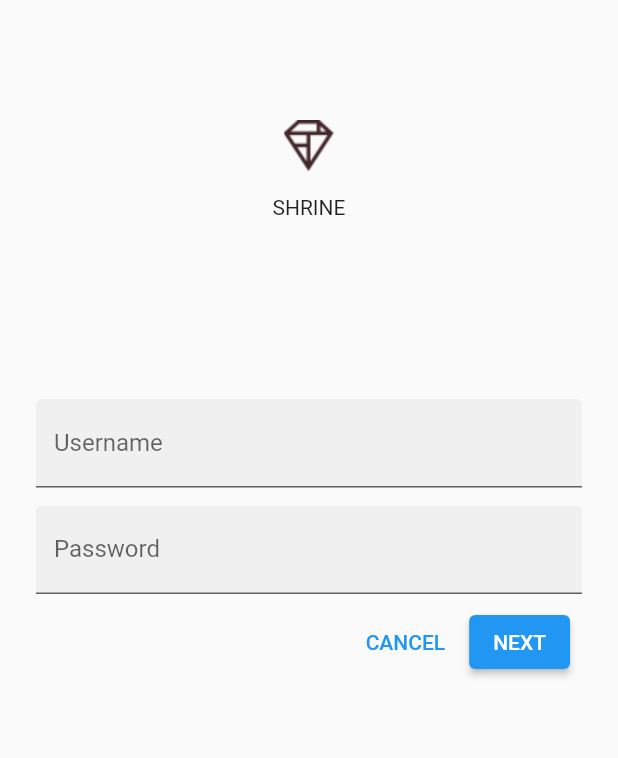
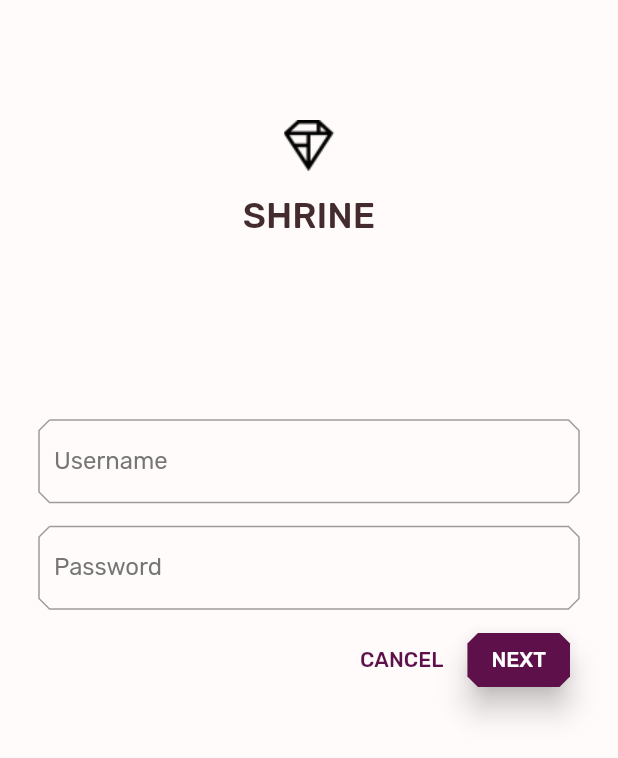
Before and after one commit to TheOutl4nder/mdc_100_series, a Flutter app: the screen it shows after launch, after a tap on "CANCEL", on a phone screen of 412 x 824 dp. Shown: the top 758 px of the screen. Run offline on Flutter 3.47's test engine with Material 2 defaults, Android fonts, the phone set to English and light mode, and no system bars.

Commit message:
mdc 3 done
issues found on applying color to homepage, issue already reported here:
https://github.com/material-components/material-components-flutter-codelabs/issues/258

```diff
--- a/lib/app.dart
+++ b/lib/app.dart
@@ -13,9 +13,11 @@
 // limitations under the License.
 
 import 'package:flutter/material.dart';
+import 'supplemental/cut_corners_border.dart';
 
 import 'home.dart';
 import 'login.dart';
+import 'colors.dart';
 
 // TODO: Convert ShrineApp to stateful widget (104)
 class ShrineApp extends StatelessWidget {
@@ -32,7 +34,7 @@ class ShrineApp extends StatelessWidget {
       // TODO: Change backLayer field value to CategoryMenuPage (104)
       initialRoute: '/login',
       onGenerateRoute: _getRoute,
-      // TODO: Add a theme (103)
+      theme: _kShrineTheme,
     );
   }
 
@@ -49,5 +51,55 @@ class ShrineApp extends StatelessWidget {
   }
 }
 
-// TODO: Build a Shrine Theme (103)
+final ThemeData _kShrineTheme = _buildShrineTheme();
+
+ThemeData _buildShrineTheme() {
+  final ThemeData base = ThemeData.light();
+  return base.copyWith(
+    colorScheme: base.colorScheme.copyWith(
+      primary: kShrinePurple,
+      secondary: kShrinePurple,
+      error: kShrineErrorRed,
+    ),
+    scaffoldBackgroundColor: kShrineSurfaceWhite,
+    textTheme: _buildShrineTextTheme(base.textTheme),
+    textSelectionTheme: const TextSelectionThemeData(
+      selectionColor: kShrinePurple,
+    ),
+    inputDecorationTheme: const InputDecorationTheme(
+      focusedBorder: CutCornersBorder(
+        borderSide: BorderSide(
+          width: 2.0,
+          color: kShrinePurple,
+        ),
+      ),
+      border: CutCornersBorder(),
+    ),
+  );
+}
+
+
+
 // TODO: Build a Shrine Text Theme (103)
+TextTheme _buildShrineTextTheme(TextTheme base) {
+  return base.copyWith(
+    headline5: base.headline5!.copyWith(
+      fontWeight: FontWeight.w500,
+    ),
+    headline6: base.headline6!.copyWith(
+      fontSize: 18.0,
+    ),
+    caption: base.caption!.copyWith(
+      fontWeight: FontWeight.w400,
+      fontSize: 14.0,
+    ),
+    bodyText1: base.bodyText1!.copyWith(
+      fontWeight: FontWeight.w500,
+      fontSize: 16.0,
+    ),
+  ).apply(
+    fontFamily: 'Rubik',
+    displayColor: kShrineBrown900,
+    bodyColor: kShrineBrown900,
+  );
+}
--- /dev/null
+++ b/lib/colors.dart
@@ -0,0 +1,15 @@
+import 'package:flutter/material.dart';
+
+const kShrinePink50 = Color(0xFFFEEAE6);
+const kShrinePink100 = Color(0xFFFEDBD0);
+const kShrinePink300 = Color(0xFFFBB8AC);
+const kShrinePink400 = Color(0xFFEAA4A4);
+
+const kShrineBrown900 = Color(0xFF442B2D);
+
+const kShrineErrorRed = Color(0xFFC5032B);
+
+const kShrineSurfaceWhite = Color(0xFFFFFBFA);
+const kShrineBackgroundWhite = Colors.white;
+const kShrinePurple = Color(0xFF5D1049);
+const kShrineBlack = Color(0xFF000000);
--- a/lib/home.dart
+++ b/lib/home.dart
@@ -1,92 +1,24 @@
-// Copyright 2018-present the Flutter authors. All Rights Reserved.
-//
-// Licensed under the Apache License, Version 2.0 (the "License");
-// you may not use this file except in compliance with the License.
-// You may obtain a copy of the License at
-//
-// http://www.apache.org/licenses/LICENSE-2.0
-//
-// Unless required by applicable law or agreed to in writing, software
-// distributed under the License is distributed on an "AS IS" BASIS,
-// WITHOUT WARRANTIES OR CONDITIONS OF ANY KIND, either express or implied.
-// See the License for the specific language governing permissions and
-// limitations under the License.
-
 import 'package:flutter/material.dart';
-import 'package:flutter/material.dart';
-import 'package:intl/intl.dart';
+import 'package:flutter/services.dart';
 
 import 'model/products_repository.dart';
 import 'model/product.dart';
+import 'supplemental/asymmetric_view.dart';
+
+import 'colors.dart';
 
 class HomePage extends StatelessWidget {
   const HomePage({Key? key}) : super(key: key);
 
-  List<Card> _buildGridCards(BuildContext context) {
-    List<Product> products = ProductsRepository.loadProducts(Category.all);
+  // TODO: Add a variable for Category (104)
 
-    if (products.isEmpty) {
-      return const <Card>[];
-    }
-
-    final ThemeData theme = Theme.of(context);
-    final NumberFormat formatter = NumberFormat.simpleCurrency(
-        locale: Localizations.localeOf(context).toString());
-
-    return products.map((product) {
-      return Card(
-        clipBehavior: Clip.antiAlias,
-        // TODO: Adjust card heights (103)
-        child: Column(
-          // TODO: Center items on the card (103)
-          crossAxisAlignment: CrossAxisAlignment.start,
-          children: <Widget>[
-            AspectRatio(
-              aspectRatio: 18 / 11,
-              child: Image.asset(
-                product.assetName,
-                package: product.assetPackage,
-                fit: BoxFit.fitWidth,
-              ),
-            ),
-            Expanded(
-              child: Padding(
-                padding: const EdgeInsets.fromLTRB(16.0, 12.0, 16.0, 8.0),
-                child: Column(
-                // TODO: Align labels to the bottom and center (103)
-                crossAxisAlignment: CrossAxisAlignment.start,
-                  // TODO: Change innermost Column (103)
-                  children: <Widget>[
-                  // TODO: Handle overflowing labels (103)
-                  Text(
-                      product.name,
-                      style: theme.textTheme.headline6,
-                      maxLines: 1,
-                    ),
-                    const SizedBox(height: 8.0),
-                    Text(
-                      formatter.format(product.price),
-                      style: theme.textTheme.subtitle2,
-                    ),
-                  ],
-                ),
-              ),
-            ),
-          ],
-        ),
-      );
-    }).toList();
-  }
-
-
-  // TODO: Add a variable for Category (104)
   @override
   Widget build(BuildContext context) {
     // TODO: Return an AsymmetricView (104)
     // TODO: Pass Category variable to AsymmetricView (104)
     return Scaffold(
       appBar: AppBar(
-        title: const Text('SHRINE'),
+        systemOverlayStyle: SystemUiOverlayStyle.dark,
         leading: IconButton(
           icon: const Icon(
             Icons.menu,
@@ -96,6 +28,7 @@ class HomePage extends StatelessWidget {
             print('Menu button');
           },
         ),
+        title: const Text('SHRINE'),
         actions: <Widget>[
           IconButton(
             icon: const Icon(
@@ -117,13 +50,8 @@ class HomePage extends StatelessWidget {
           ),
         ],
       ),
-      body: GridView.count(
-        crossAxisCount: 2,
-        padding: const EdgeInsets.all(16.0),
-        childAspectRatio: 8.0 / 9.0,
-        // TODO: Build a grid of cards (102)
-        children: _buildGridCards(context)
-    ),
+      body: AsymmetricView(
+          products: ProductsRepository.loadProducts(Category.all)),
       resizeToAvoidBottomInset: false,
     );
   }
--- a/lib/login.dart
+++ b/lib/login.dart
@@ -13,6 +13,7 @@
 // limitations under the License.
 
 import 'package:flutter/material.dart';
+import 'colors.dart';
 
 class LoginPage extends StatefulWidget {
   const LoginPage({Key? key}) : super(key: key);
@@ -24,6 +25,24 @@ class LoginPage extends StatefulWidget {
 class _LoginPageState extends State<LoginPage> {
   final _usernameController = TextEditingController();
   final _passwordController = TextEditingController();
+  final _unfocusedColor = Colors.grey[600];
+  final _usernameFocusNode = FocusNode();
+  final _passwordFocusNode = FocusNode();
+
+  @override
+  void initState() {
+    super.initState();
+    _usernameFocusNode.addListener(() {
+        setState(() {
+          //Redraw so that the username label reflects the focus state
+        });
+    });
+    _passwordFocusNode.addListener(() {
+        setState(() {
+          //Redraw so that the password label reflects the focus state
+        });
+    });
+  }
 
   @override
   Widget build(BuildContext context) {
@@ -35,56 +54,74 @@ class _LoginPageState extends State<LoginPage> {
             const SizedBox(height: 80.0),
             Column(
               children: <Widget>[
-                Image.asset('assets/diamond.png'),
+                Image.asset('assets/diamond.png', color: kShrineBlack),
                 const SizedBox(height: 16.0),
-                const Text('SHRINE'),
+                Text(
+                  'SHRINE',
+                  style: Theme.of(context).textTheme.headline5,
+                ),
               ],
             ),
             const SizedBox(height: 120.0),
-            // [Name]
             TextField(
-                controller: _usernameController,
-                decoration: const InputDecoration(
-                filled: true,
+              controller: _usernameController,
+              decoration: InputDecoration(
                 labelText: 'Username',
+                labelStyle: TextStyle(
+                    color: _usernameFocusNode.hasFocus
+                      ? Theme.of(context).colorScheme.secondary
+                      : _unfocusedColor),
               ),
+              focusNode: _usernameFocusNode,
             ),
-            // spacer
             const SizedBox(height: 12.0),
-            // [Password]
             TextField(
               controller: _passwordController,
-              decoration: const InputDecoration(
-                filled: true,
+              decoration: InputDecoration(
                 labelText: 'Password',
+                labelStyle: TextStyle(
+                    color: _passwordFocusNode.hasFocus
+                      ? Theme.of(context).colorScheme.secondary
+                      : _unfocusedColor),
               ),
-              obscureText: true,
+              focusNode: _passwordFocusNode,
             ),
-            // TODO: Wrap Username with AccentColorOverride (103)
-            // TODO: Remove filled: true values (103)
-            // TODO: Wrap Password with AccentColorOverride (103)
-            // TODO: Add TextField widgets (101)
             ButtonBar(
             // TODO: Add a beveled rectangular border to CANCEL (103)
             children: <Widget>[
               TextButton(
                 child: const Text('CANCEL'),
+                style: ButtonStyle(
+                  foregroundColor: MaterialStateProperty.all(
+                    Theme.of(context).colorScheme.secondary,
+                  ),
+                  shape: MaterialStateProperty.all(
+                    const BeveledRectangleBorder(
+                      borderRadius: BorderRadius.all(Radius.circular(7.0)),
+                    ),
+                  ),
+                ),
                 onPressed: () {
                       _usernameController.clear();
                       _passwordController.clear();
                 },
               ),
-              // TODO: Add an elevation to NEXT (103)
-              // TODO: Add a beveled rectangular border to NEXT (103)
               ElevatedButton(
                 child: const Text('NEXT'),
+                style: ButtonStyle(
+                  elevation: MaterialStateProperty.all(8.0),
+                  shape: MaterialStateProperty.all(
+                    const BeveledRectangleBorder(
+                      borderRadius: BorderRadius.all(Radius.circular(7.0)),
+                    ),
+                  ),
+                ),
                 onPressed: () {
                   Navigator.pop(context);
                 },
               ),
             ],
-),
-
+            ),
           ],
         ),
       ),
```
Also changed, not shown: pubspec.yaml (+6 -2 lines).
